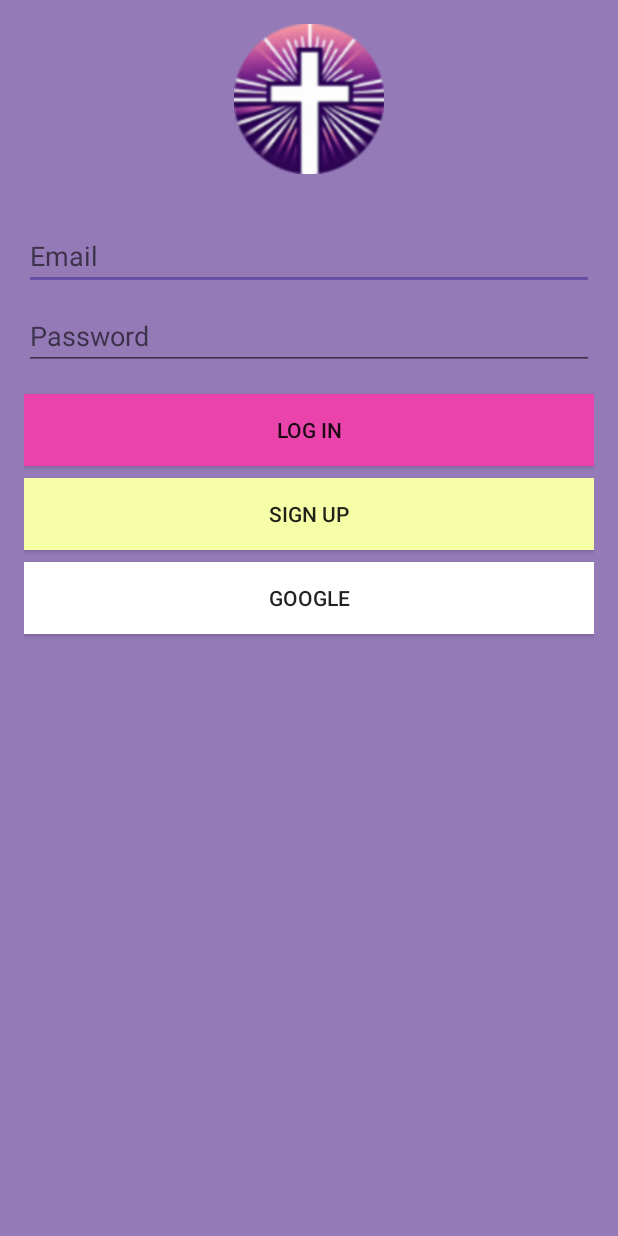
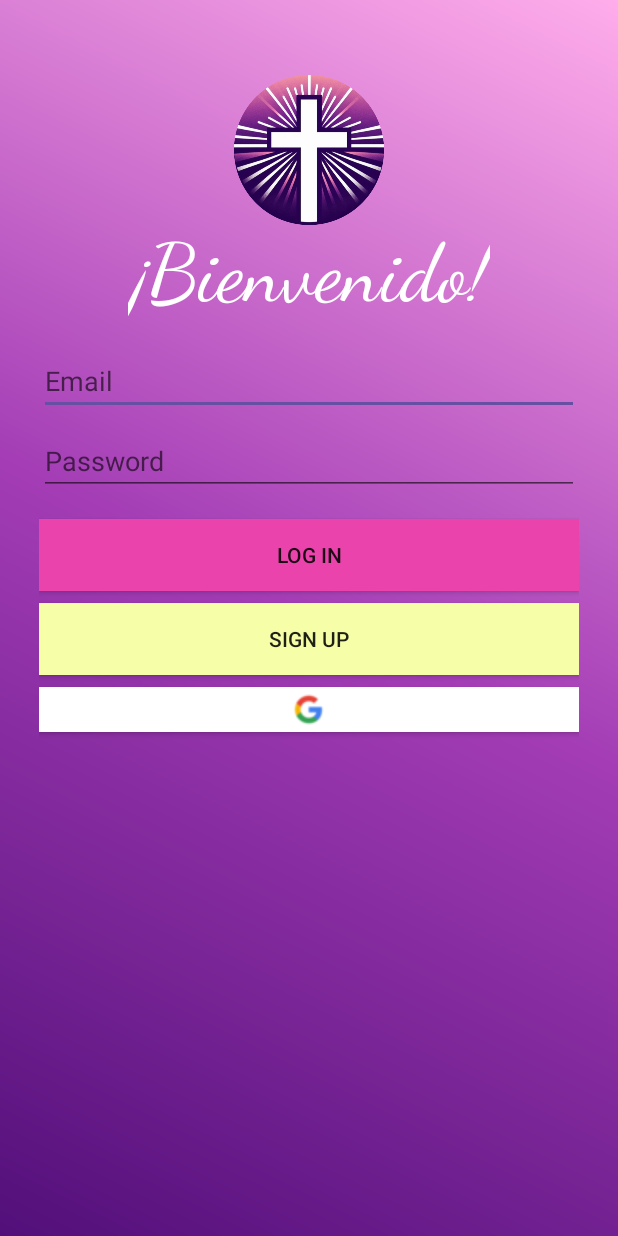
Before and after one commit to AlvaroLS01/CapatApp2.0, an Android app: the screen it shows after launch (AuthActivity), on a phone screen of 412 x 824 dp. Run offline under Robolectric (Android 15) with nearby library versions, the phone set to English and light mode, and no system bars; our stand-ins replace Firebase (no records; nobody signed in at launch, a user with empty details on screens opened directly).

Commit message:
ENTREGA 22/01 v3

```diff
--- a/app/build.gradle.kts
+++ b/app/build.gradle.kts
@@ -64,6 +64,7 @@ dependencies {
     testImplementation("junit:junit:4.13.2")
     androidTestImplementation("androidx.test.ext:junit:1.1.5")
     androidTestImplementation("androidx.test.espresso:espresso-core:3.5.1")
+    implementation ("androidx.cardview:cardview:1.0.0")
 
     // Import the BoM for the Firebase platform
     implementation(platform("com.google.firebase:firebase-bom:32.7.1"))
@@ -71,4 +72,7 @@ dependencies {
     // Add the dependency for the Firebase Authentication library
     // When using the BoM, you don't specify versions in Firebase library dependencies
     implementation("com.google.firebase:firebase-auth")
+
+    // Also add the dependency for the Google Play services library and specify its version
+    implementation("com.google.android.gms:play-services-auth:20.7.0")
 }
--- /dev/null
+++ b/app/src/main/res/drawable/gradient_background.xml
@@ -0,0 +1,8 @@
+<shape xmlns:android="http://schemas.android.com/apk/res/android">
+    <gradient
+        android:startColor="#520F7A"
+        android:centerColor="#A33CB5"
+        android:endColor="#FFADEB"
+        android:angle="45"/>
+
+</shape>
--- a/app/src/main/res/drawable/splashscreen.xml
+++ b/app/src/main/res/drawable/splashscreen.xml
@@ -1,6 +1,9 @@
 <?xml version="1.0" encoding="utf-8"?>
 <layer-list xmlns:android="http://schemas.android.com/apk/res/android">
-    <item android:drawable="@color/fondoprincipal" />
+
+    <!-- Fondo Degradado -->
+    <item android:id="@+id/gradientBackground"
+        android:drawable="@drawable/gradient_background"/>
 
     <item>
         <bitmap
--- a/app/src/main/res/layout/activity_auth.xml
+++ b/app/src/main/res/layout/activity_auth.xml
@@ -2,24 +2,38 @@
 <RelativeLayout xmlns:android="http://schemas.android.com/apk/res/android"
     android:layout_width="match_parent"
     android:layout_height="match_parent"
-    android:background="@color/fondoprincipal"
-    android:padding="16dp">
+    android:id="@+id/gradientBackground"
+    android:background="@drawable/gradient_background"
+    android:paddingTop="50dp"
+    android:paddingStart="26dp"
+    android:paddingEnd="26dp">
 
-    <!-- Logo -->
+    <!-- Logo de la aplicación -->
     <ImageView
         android:id="@+id/logoImageView"
         android:layout_width="100dp"
         android:layout_height="100dp"
-        android:src="@drawable/splashscreenlogo"
+        android:src="@drawable/logologin"
+        android:layout_centerHorizontal="true" />
+
+    <!-- Campo de Email -->
+    <TextView
+        android:id="@+id/bienvenidoTextView"
+        android:layout_width="wrap_content"
+        android:layout_height="wrap_content"
+        android:layout_below="@id/logoImageView"
         android:layout_centerHorizontal="true"
-        android:layout_marginBottom="16dp"/>
+        android:text="¡Bienvenido!"
+        android:textColor="@android:color/white"
+        android:textSize="54sp"
+        android:fontFamily="cursive"/>
 
     <!-- Campo de Email -->
     <EditText
         android:id="@+id/emailEditText"
         android:layout_width="match_parent"
         android:layout_height="wrap_content"
-        android:layout_below="@id/logoImageView"
+        android:layout_below="@id/bienvenidoTextView"
         android:layout_marginTop="16dp"
         android:hint="Email"
         android:inputType="textEmailAddress"/>
@@ -35,7 +49,6 @@
         android:inputType="textPassword"/>
 
     <!-- Botón de Log In con color celeste -->
-
     <Button
         android:id="@+id/btnAcceder"
         android:layout_width="match_parent"
@@ -56,14 +69,26 @@
         android:background="@color/yellow"/>
 
     <Button
-        android:id="@+id/googleButton"
+        android:id="@+id/btnGoogle"
         android:layout_width="match_parent"
-        android:layout_height="wrap_content"
+        android:layout_height="30dp"
         android:layout_below="@id/btnRegistrar"
         android:layout_marginTop="8dp"
-        android:text="GOOGLE"
-        android:background="@color/white"/>
+        android:background="@color/white"
+        android:drawableTop="@drawable/google_logo"/>
 
-
+    <ProgressBar
+        android:id="@+id/loadingProgressBar"
+        android:layout_width="140dp"
+        android:layout_height="80dp"
+        android:layout_marginTop="16dp"
+        android:layout_below="@id/btnGoogle"
+        android:layout_centerHorizontal="true"
+        android:visibility="invisible"
+        style="@style/Widget.AppCompat.ProgressBar.Horizontal"
+        android:indeterminate="true"
+        android:indeterminateTint="#E91E63"
+        android:progressBackgroundTint="#C0C0C0"
+        android:progressTint="#E91E63"/>
 
 </RelativeLayout>
--- a/app/src/main/res/layout/fragment_menudias.xml
+++ b/app/src/main/res/layout/fragment_menudias.xml
@@ -5,14 +5,16 @@
     android:layout_width="match_parent"
     android:layout_height="match_parent"
     android:fillViewport="true"
-    android:background="@color/fondoprincipal">
+    android:background="@drawable/gradient_background">
 
     <LinearLayout
         android:layout_width="match_parent"
         android:layout_height="wrap_content"
         android:layout_gravity="center"
         android:orientation="vertical"
-        android:padding="8dp"
+        android:paddingTop="15dp"
+        android:paddingStart="5dp"
+        android:paddingEnd="5dp"
         tools:context=".MenuDias">
 
         <ImageView
--- a/app/src/main/res/values/BotonInicio.xml
+++ b/app/src/main/res/values/BotonInicio.xml
@@ -5,6 +5,6 @@
     <item name="android:layout_height">wrap_content</item>
     <item name="android:textColor">@android:color/white</item>
     <item name="android:background">@color/botton_inicio</item>
-    <item name="android:layout_marginTop">2dp</item>
+    <item name="android:layout_marginTop">3dp</item>
 </style>
 </resources>
--- a/app/src/main/res/values/MenuButton.xml
+++ b/app/src/main/res/values/MenuButton.xml
@@ -5,6 +5,6 @@
     <item name="android:layout_height">wrap_content</item>
     <item name="android:textColor">@android:color/white</item>
     <item name="android:background">@color/button_background</item>
-    <item name="android:layout_marginTop">2dp</item>
+    <item name="android:layout_marginTop">3dp</item>
 </style>
 </resources>
```
Also changed, not shown: app/src/main/java/com/alvarols01/capatapp2/AuthActivity.kt (+111 -8 lines), app/src/main/java/com/alvarols01/capatapp2/MainActivity.kt (+18 -5 lines), app/src/main/res/values/strings.xml (+3 -12 lines), app/src/main/res/drawable/bienvenido.png, app/src/main/res/drawable/google_logo.png (added), app/src/main/res/drawable/logologin.png (added), app/src/main/res/drawable/splashscreenlogo.png.
